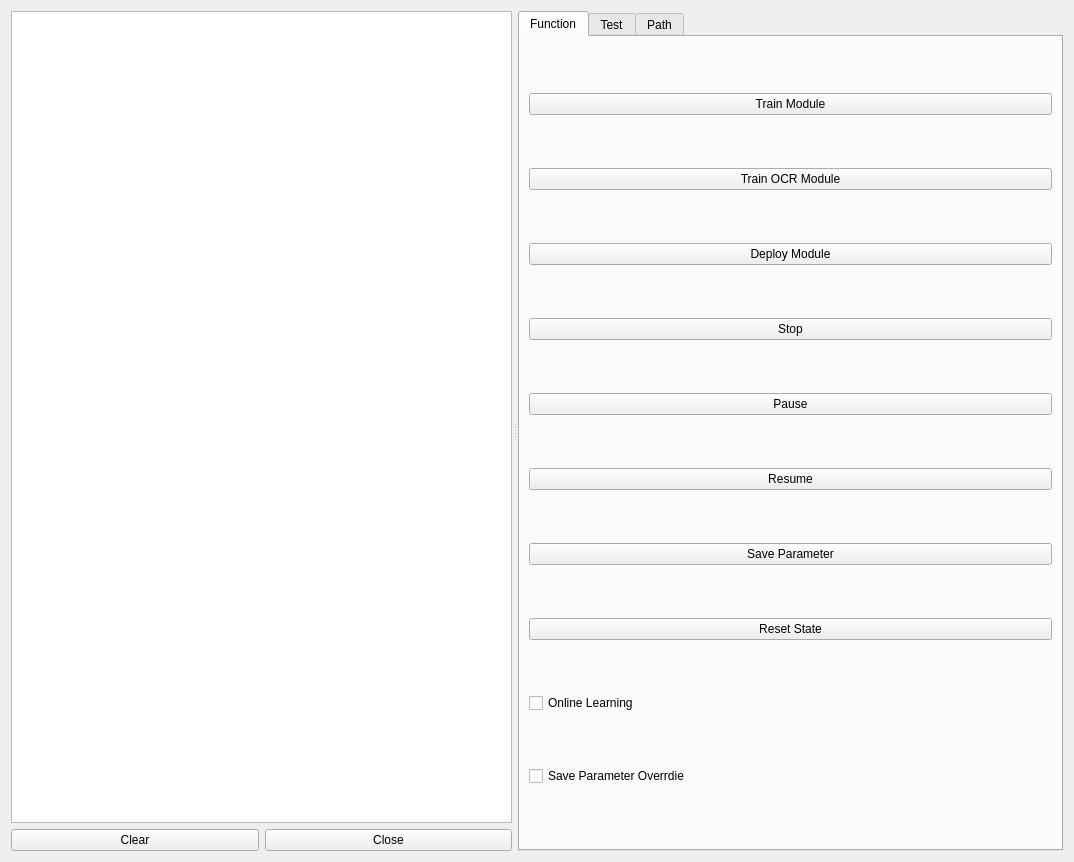
Above: IRSGUI/BrainDeepLearnForm.ui from yhlmaybe/Intelligent-Robot-System before the change. Below: the same form after it.
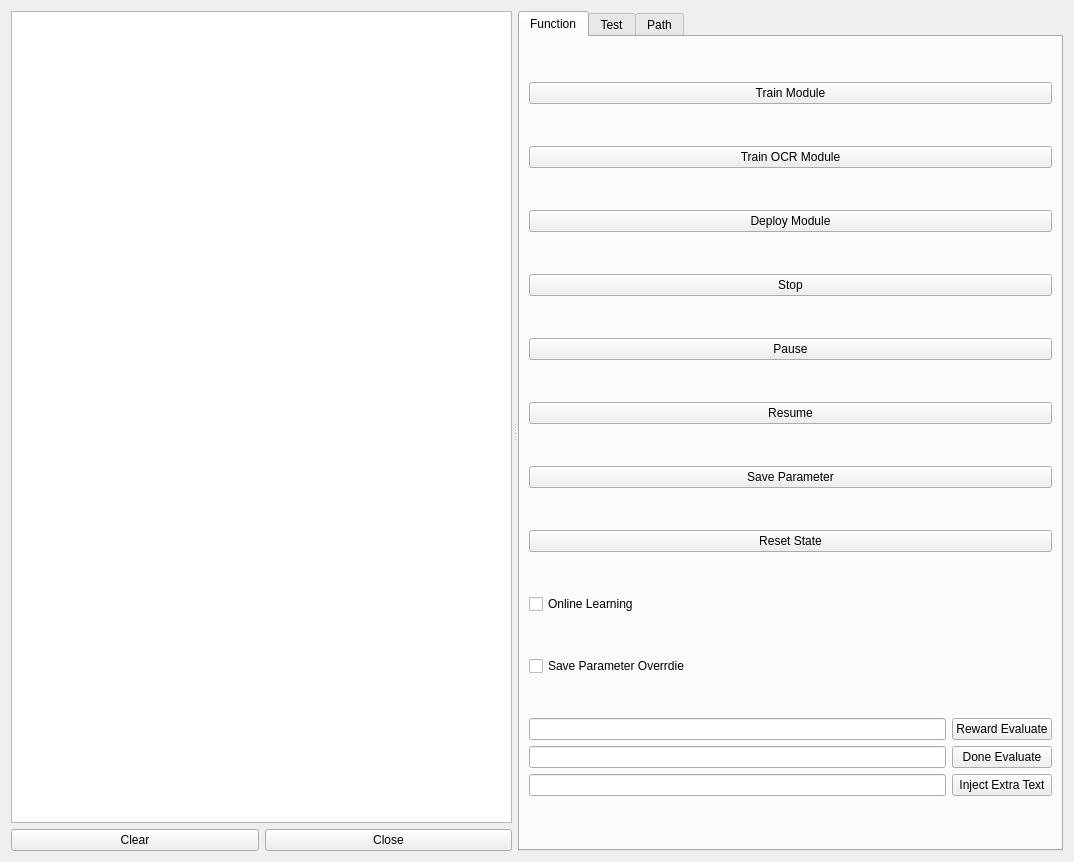
That is the form after the change. The open tabs and pages were chosen to show the change.

What changed in the file:
```diff
--- a/IRSGUI/BrainDeepLearnForm.ui
+++ b/IRSGUI/BrainDeepLearnForm.ui
@@ -17,7 +17,7 @@
    <string>BrainDeepLearnForm</string>
   </property>
   <layout class="QGridLayout" name="gridLayout">
-   <item row="0" column="0" colspan="3">
+   <item row="0" column="0">
     <widget class="QSplitter" name="horizontalSplitter">
      <property name="orientation">
       <enum>Qt::Horizontal</enum>
@@ -156,6 +156,51 @@
             </property>
            </widget>
           </item>
+          <item>
+           <layout class="QHBoxLayout" name="horizontalLayout_9">
+            <property name="sizeConstraint">
+             <enum>QLayout::SetDefaultConstraint</enum>
+            </property>
+            <item>
+             <layout class="QVBoxLayout" name="verticalLayout_8">
+              <item>
+               <widget class="QLineEdit" name="reward_lineEdit"/>
+              </item>
+              <item>
+               <widget class="QLineEdit" name="done_lineEdit"/>
+              </item>
+              <item>
+               <widget class="QLineEdit" name="textExt_lineEdit"/>
+              </item>
+             </layout>
+            </item>
+            <item>
+             <layout class="QVBoxLayout" name="verticalLayout_9">
+              <item>
+               <widget class="QPushButton" name="reward_pushButton">
+                <property name="text">
+                 <string>Reward Evaluate</string>
+                </property>
+               </widget>
+              </item>
+              <item>
+               <widget class="QPushButton" name="done_pushButton">
+                <property name="text">
+                 <string>Done Evaluate</string>
+                </property>
+               </widget>
+              </item>
+              <item>
+               <widget class="QPushButton" name="textExt_pushButton">
+                <property name="text">
+                 <string>Inject Extra Text</string>
+                </property>
+               </widget>
+              </item>
+             </layout>
+            </item>
+           </layout>
+          </item>
          </layout>
         </item>
        </layout>
```
Left out of the diff: 8 changed lines with no effect on the pictures.
